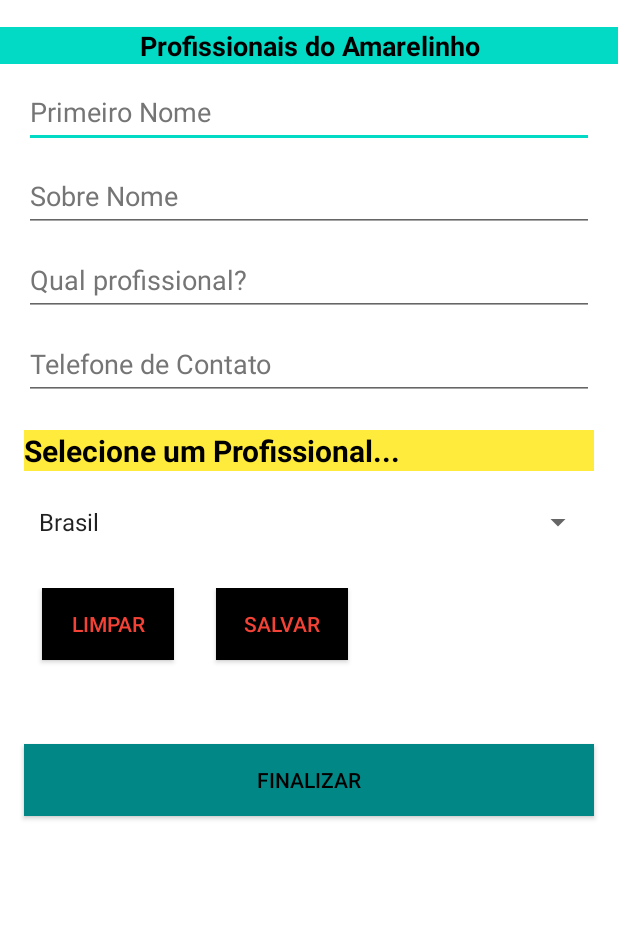
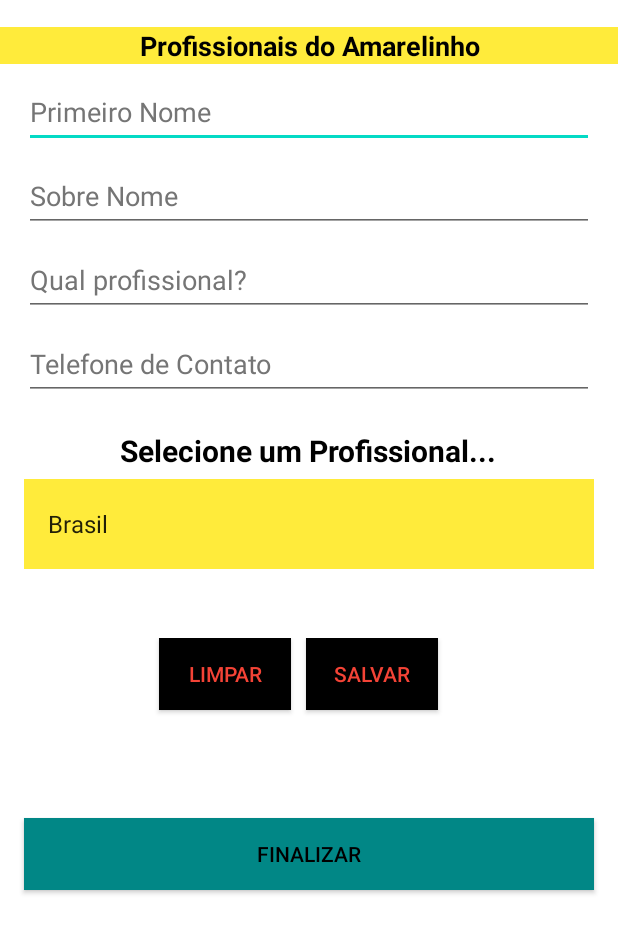
Before and after one commit to renatobrasil1/Curso-Desenvolvimento-Android, an Android app: the screen it shows after launch (MainActivity), on a phone screen of 412 x 824 dp. Shown: the top 933 px of the screen. Run offline under Robolectric (Android 15) with nearby library versions, the phone set to English and light mode, and no system bars.

Commit message:
Ajustado o Layout,com cores, porem sumiu um icone para selecionar profissional do (Spinner)

```diff
--- a/Applistamotociclista/app/src/main/res/layout/activity_spinner.xml
+++ b/Applistamotociclista/app/src/main/res/layout/activity_spinner.xml
@@ -8,6 +8,7 @@
 
     <ScrollView
         android:layout_width="match_parent"
+        android:background="@color/white"
         android:layout_height="match_parent">
 
         <LinearLayout
@@ -20,7 +21,7 @@
                 android:layout_width="match_parent"
                 android:layout_height="wrap_content"
                 android:layout_marginTop="18dp"
-                android:background="@color/teal_200"
+                android:background="@color/amarelo"
                 android:gravity="center"
                 android:text="@string/txt_titulo"
                 android:textColor="@color/black"
@@ -85,13 +86,13 @@
 
             <TextView
                 android:id="@+id/textView"
-                android:layout_width="match_parent"
+                android:layout_width="wrap_content"
                 android:layout_height="wrap_content"
                 android:layout_gravity="center_horizontal"
                 android:layout_marginStart="16dp"
                 android:layout_marginTop="20dp"
                 android:layout_marginEnd="16dp"
-                android:background="@color/amarelo"
+                android:background="@color/white"
                 android:text="@string/txt_selecione_um_profissional"
                 android:textColor="@color/black"
                 android:textSize="20sp"
@@ -101,23 +102,25 @@
                 android:id="@+id/spinner"
                 android:layout_width="match_parent"
                 android:layout_height="wrap_content"
-                android:layout_marginStart="10dp"
-                android:layout_marginTop="10dp"
+                android:layout_marginStart="16dp"
+                android:layout_marginTop="5dp"
                 android:layout_marginEnd="16dp"
-                android:layout_marginBottom="20dp"
-                android:minHeight="48dp"
+                android:layout_marginBottom="30dp"
+                android:background="@color/amarelo"
+                android:minHeight="60dp"
                 tools:ignore="SpeakableTextPresentCheck" />
 
             <androidx.appcompat.widget.LinearLayoutCompat
                 android:layout_width="377dp"
-                android:layout_height="wrap_content"
+                android:layout_margin="16dp"
+                android:layout_height="match_parent"
                 android:orientation="horizontal">
 
                 <Button
                     android:id="@+id/btnLimpar"
                     android:layout_width="wrap_content"
                     android:layout_height="wrap_content"
-                    android:layout_marginStart="28dp"
+                    android:layout_marginStart="90dp"
                     android:layout_marginBottom="40dp"
                     android:background="@color/black"
                     android:text="@string/txt_btn_limpar"
@@ -127,8 +130,8 @@
                     android:id="@+id/btnSalvar"
                     android:layout_width="wrap_content"
                     android:layout_height="wrap_content"
-                    android:layout_marginStart="28dp"
-                    android:layout_marginBottom="20dp"
+                    android:layout_marginStart="10dp"
+                    android:layout_marginBottom="16dp"
                     android:background="@color/black"
                     android:text="@string/txt_btn_salvar"
                     android:textColor="#F44336" />
--- a/Applistamotociclista/app/src/main/res/values/strings.xml
+++ b/Applistamotociclista/app/src/main/res/values/strings.xml
@@ -2,7 +2,7 @@
     <string name="app_name">AppMotoTaxi1601</string>
     <string name="txt_titulo">Profissionais do Amarelinho</string>
     <string name="txt_hint_edit_primeiro_nome">Primeiro Nome</string>
-    <string name="txt_hint_edit_sobrenome">Sobre Nome</string>
+    <string  name="txt_hint_edit_sobrenome">Sobre Nome</string>
     <string name="txt_hint_edit_profissional_desejado">Qual profissional?</string>
     <string name="txt_hint_edit_telefone_de_contato">Telefone de Contato</string>
      <string name="txt_btn_limpar">LIMPAR</string>
```
Also changed, not shown: 1 other file.
